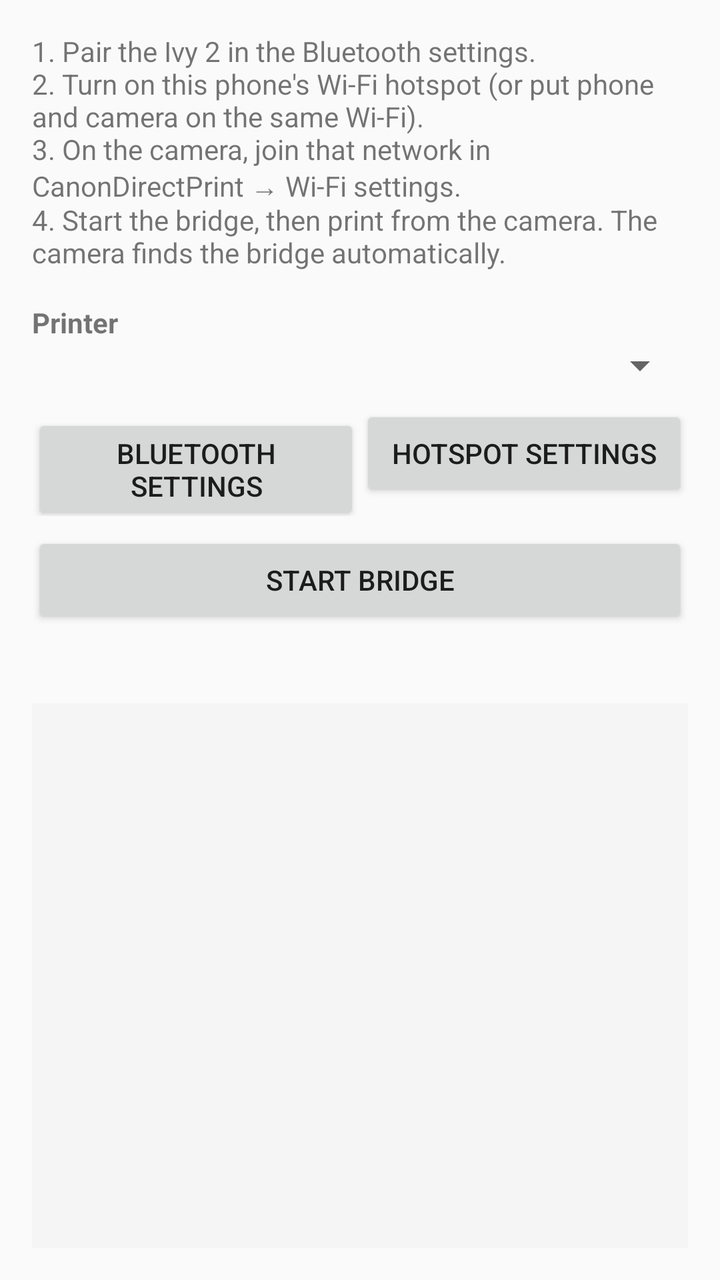
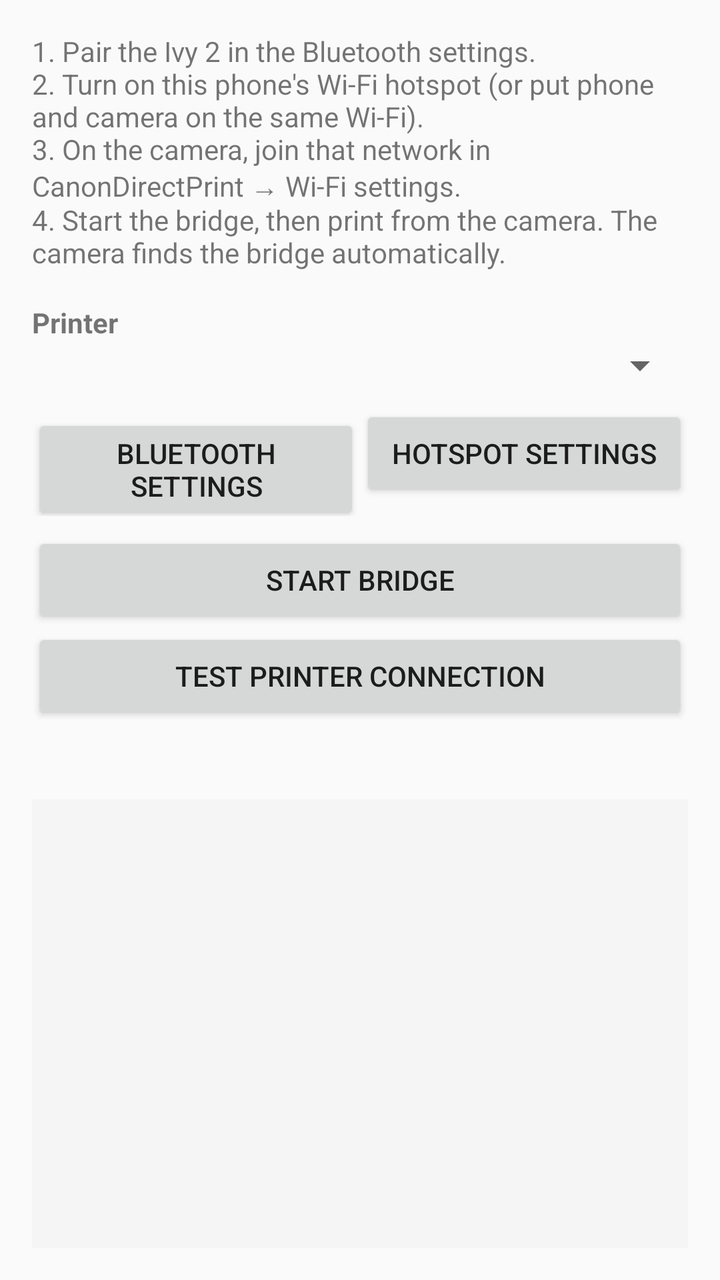

Before-and-after screenshots of an Android layout around one commit, followed by the original layout XML and the change that was made.
<!-- AndroidManifest.xml: application theme android:Theme.Material.Light.DarkActionBar -->
<!-- res/layout/activity_main.xml -->
<?xml version="1.0" encoding="utf-8"?>
<LinearLayout xmlns:android="http://schemas.android.com/apk/res/android"
    android:layout_width="match_parent"
    android:layout_height="match_parent"
    android:orientation="vertical"
    android:padding="16dp">

    <TextView
        android:layout_width="match_parent"
        android:layout_height="wrap_content"
        android:text="@string/help"
        android:textSize="14sp" />

    <TextView
        android:layout_width="match_parent"
        android:layout_height="wrap_content"
        android:layout_marginTop="16dp"
        android:text="@string/printer"
        android:textStyle="bold" />

    <Spinner
        android:id="@+id/printer"
        android:layout_width="match_parent"
        android:layout_height="wrap_content" />

    <TextView
        android:id="@+id/noPrinters"
        android:layout_width="match_parent"
        android:layout_height="wrap_content"
        android:text="@string/no_printers"
        android:textColor="#C62828"
        android:visibility="gone" />

    <LinearLayout
        android:layout_width="match_parent"
        android:layout_height="wrap_content"
        android:layout_marginTop="8dp"
        android:orientation="horizontal">

        <Button
            android:id="@+id/bluetoothSettings"
            android:layout_width="0dp"
            android:layout_height="wrap_content"
            android:layout_weight="1"
            android:text="@string/bluetooth_settings" />

        <Button
            android:id="@+id/hotspotSettings"
            android:layout_width="0dp"
            android:layout_height="wrap_content"
            android:layout_weight="1"
            android:text="@string/hotspot_settings" />
    </LinearLayout>

    <Button
        android:id="@+id/toggle"
        android:layout_width="match_parent"
        android:layout_height="wrap_content"
        android:layout_marginTop="8dp"
        android:text="@string/start" />

    <TextView
        android:id="@+id/status"
        android:layout_width="match_parent"
        android:layout_height="wrap_content"
        android:layout_marginTop="8dp"
        android:textSize="16sp"
        android:textStyle="bold" />

    <ScrollView
        android:id="@+id/logScroll"
        android:layout_width="match_parent"
        android:layout_height="0dp"
        android:layout_marginTop="8dp"
        android:layout_weight="1"
        android:background="#F5F5F5">

        <TextView
            android:id="@+id/log"
            android:layout_width="match_parent"
            android:layout_height="wrap_content"
            android:fontFamily="monospace"
            android:padding="4dp"
            android:textSize="12sp" />
    </ScrollView>

</LinearLayout>
<!-- resources referenced by this layout -->
<resources>
  <string name="bluetooth_settings">Bluetooth settings</string>
  <string name="help">1. Pair the Ivy 2 in the Bluetooth settings.\n2. Turn on this phone\'s Wi-Fi hotspot (or put phone and camera on the same Wi-Fi).\n3. On the camera, join that network in CanonDirectPrint → Wi-Fi settings.\n4. Start the bridge, then print from the camera. The camera finds the bridge automatically.</string>
  <string name="hotspot_settings">Hotspot settings</string>
  <string name="no_printers">No paired printer found. Pair your Canon Ivy 2 in the system Bluetooth settings first (it shows up as \"Canon (xx:xx) Mini Printer\").</string>
  <string name="printer">Printer</string>
  <string name="start">Start bridge</string>
</resources>

<!-- the commit's change to res/layout/activity_main.xml (unified diff, before → after) -->
@@ -59,6 +59,12 @@
         android:layout_marginTop="8dp"
         android:text="@string/start" />
 
+    <Button
+        android:id="@+id/testPrinter"
+        android:layout_width="match_parent"
+        android:layout_height="wrap_content"
+        android:text="@string/test_printer" />
+
     <TextView
         android:id="@+id/status"
         android:layout_width="match_parent"
@@ -80,6 +86,7 @@
             android:layout_width="match_parent"
             android:layout_height="wrap_content"
             android:fontFamily="monospace"
+            android:textIsSelectable="true"
             android:padding="4dp"
             android:textSize="12sp" />
     </ScrollView>
<!-- resource entries referenced after the edit -->
@@ -6,5 +6,6 @@
   <string name="no_printers">No paired printer found. Pair your Canon Ivy 2 in the system Bluetooth settings first (it shows up as \"Canon (xx:xx) Mini Printer\").</string>
   <string name="printer">Printer</string>
   <string name="start">Start bridge</string>
+  <string name="test_printer">Test printer connection</string>
 </resources>
 
